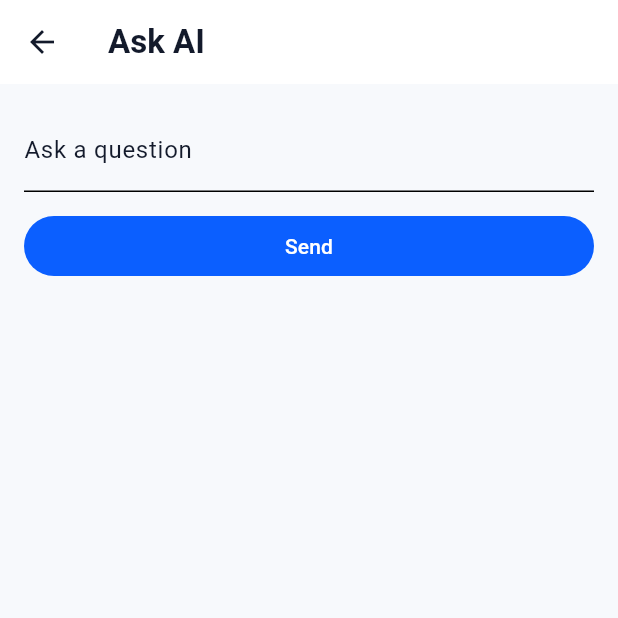
After one commit to sarayuth369/hwc, a Flutter app: the AiChatScreen screen opened directly, after a tap on "Send", on a phone screen of 412 x 824 dp, the top half of it. The commit adds this screen. Run offline on Flutter 3.47's test engine with Material 3 defaults, Android fonts, the phone set to English and light mode, and no system bars; our stand-ins replace sentry_flutter, shared_preferences, supabase_flutter; missing offline and left inert: posthog_flutter; accounts and stored records are empty.

Commit message:
Wire AI chat to the production Cloudflare Worker (Phase 2)
Connects the existing AiRepository/HttpAiRepository seam to the deployed
bkknex-worker via Authorization: Bearer <Supabase access token> — never a
server secret. Adds typed AiChatFailure (auth/network/provider) with
plain-language messages, timeout + error handling in HttpAiRepository, and
a minimal AiChatScreen (loading state, safety-flag notice, retry) reachable
from Home. No changes to Supabase schema or the Worker.

```diff
--- a/lib/data/supabase/current_user_service_impl.dart
+++ b/lib/data/supabase/current_user_service_impl.dart
@@ -8,4 +8,7 @@ class CurrentUserServiceImpl implements CurrentUserService {
 
   @override
   String? get currentUserId => _client.auth.currentUser?.id;
+
+  @override
+  String? get accessToken => _client.auth.currentSession?.accessToken;
 }
--- /dev/null
+++ b/lib/domain/models/ai_chat_failure.dart
@@ -0,0 +1,23 @@
+/// Typed AI-chat failures with plain-language messages, so the UI never has
+/// to parse strings or guess at server error codes to decide what to show.
+sealed class AiChatFailure {
+  const AiChatFailure(this.message);
+
+  final String message;
+}
+
+class AiAuthFailure extends AiChatFailure {
+  const AiAuthFailure([super.message = 'Please sign in again to use AI chat.']);
+}
+
+class AiNetworkFailure extends AiChatFailure {
+  const AiNetworkFailure([
+    super.message = 'Could not reach AI. Check your connection and try again.',
+  ]);
+}
+
+class AiProviderFailure extends AiChatFailure {
+  const AiProviderFailure([
+    super.message = 'AI is unavailable right now. Try again in a moment.',
+  ]);
+}
--- a/lib/domain/repositories/current_user_service.dart
+++ b/lib/domain/repositories/current_user_service.dart
@@ -1,3 +1,8 @@
 abstract class CurrentUserService {
   String? get currentUserId;
+
+  /// The signed-in user's Supabase access token, for the `Authorization:
+  /// Bearer` header on Worker calls. Never a server-side secret — this is
+  /// the user's own short-lived session token.
+  String? get accessToken;
 }
--- /dev/null
+++ b/lib/presentation/screens/ai_chat/ai_chat_screen.dart
@@ -0,0 +1,154 @@
+import 'package:flutter/material.dart';
+import 'package:provider/provider.dart';
+
+import '../../../domain/models/ai_chat_failure.dart';
+import '../../../domain/repositories/ai_repository.dart';
+import '../../../domain/repositories/current_user_service.dart';
+import '../../../domain/repositories/profile_repository.dart';
+
+/// A calm, single-question AI chat entry point (contract 1: the client only
+/// ever calls the Worker's documented `/api/ai/chat` route and relays what
+/// it returns — no safety logic, diagnosis, or prescribing happens here).
+class AiChatScreen extends StatefulWidget {
+  const AiChatScreen({super.key});
+
+  @override
+  State<AiChatScreen> createState() => _AiChatScreenState();
+}
+
+class _AiChatScreenState extends State<AiChatScreen> {
+  final _controller = TextEditingController();
+  bool _isLoading = false;
+  String? _reply;
+  bool _requiresProfessionalCare = false;
+  AiChatFailure? _failure;
+  String? _lastMessage;
+  String? _conversationId;
+
+  @override
+  void dispose() {
+    _controller.dispose();
+    super.dispose();
+  }
+
+  Future<Map<String, dynamic>> _buildHealthContext(
+    ProfileRepository profileRepository,
+  ) async {
+    final profile = await profileRepository.fetchProfile();
+    final dateOfBirth = profile?.dateOfBirth;
+    if (dateOfBirth == null) return {};
+    final now = DateTime.now();
+    var age = now.year - dateOfBirth.year;
+    final hasHadBirthdayThisYear = now.month > dateOfBirth.month ||
+        (now.month == dateOfBirth.month && now.day >= dateOfBirth.day);
+    if (!hasHadBirthdayThisYear) age -= 1;
+    return {'age': age};
+  }
+
+  Future<void> _send([String? message]) async {
+    final text = message ?? _controller.text.trim();
+    if (text.isEmpty) return;
+
+    final profileRepository = context.read<ProfileRepository>();
+    final aiRepository = context.read<AiRepository>();
+
+    setState(() {
+      _isLoading = true;
+      _failure = null;
+      _lastMessage = text;
+    });
+
+    try {
+      final healthContext = await _buildHealthContext(profileRepository);
+      final response = await aiRepository.chat({
+        if (_conversationId != null) 'conversationId': _conversationId,
+        'message': text,
+        'healthContext': healthContext,
+      });
+      if (!mounted) return;
+      final safetyFlag = response['safetyFlag'] as Map<String, dynamic>?;
+      setState(() {
+        _reply = response['reply'] as String?;
+        _conversationId = response['conversationId'] as String?;
+        _requiresProfessionalCare =
+            safetyFlag?['requiresProfessionalCare'] == true;
+        _controller.clear();
+      });
+    } on AiChatFailure catch (failure) {
+      if (!mounted) return;
+      setState(() => _failure = failure);
+    } finally {
+      if (mounted) setState(() => _isLoading = false);
+    }
+  }
+
+  @override
+  Widget build(BuildContext context) {
+    final userId = context.read<CurrentUserService>().currentUserId;
+
+    return Scaffold(
+      appBar: AppBar(title: const Text('Ask AI')),
+      body: Padding(
+        padding: const EdgeInsets.all(16),
+        child: userId == null
+            ? const Text(
+                'Sign in to use AI chat.',
+                key: Key('aiChatSignInMessage'),
+              )
+            : Column(
+                crossAxisAlignment: CrossAxisAlignment.stretch,
+                children: [
+                  if (_reply != null) ...[
+                    Text(_reply!, key: const Key('aiChatReply')),
+                    if (_requiresProfessionalCare) ...[
+                      const SizedBox(height: 12),
+                      const Text(
+                        'This may need a healthcare professional. '
+                        'Please consider talking to one.',
+                        key: Key('aiChatProfessionalCareNotice'),
+                      ),
+                    ],
+                    const SizedBox(height: 16),
+                  ],
+                  if (_failure != null) ...[
+                    Text(
+                      _failure!.message,
+                      key: const Key('aiChatErrorMessage'),
+                    ),
+                    const SizedBox(height: 8),
+                    OutlinedButton(
+                      key: const Key('aiChatRetryButton'),
+                      onPressed: _lastMessage == null
+                          ? null
+                          : () => _send(_lastMessage),
+                      child: const Text('Try again'),
+                    ),
+                    const SizedBox(height: 16),
+                  ],
+                  TextField(
+                    key: const Key('aiChatInput'),
+                    controller: _controller,
+                    enabled: !_isLoading,
+                    decoration: const InputDecoration(
+                      labelText: 'Ask a question',
+                    ),
+                    onSubmitted: (_) => _send(),
+                  ),
+                  const SizedBox(height: 12),
+                  FilledButton(
+                    key: const Key('aiChatSendButton'),
+                    onPressed: _isLoading ? null : () => _send(),
+                    child: _isLoading
+                        ? const SizedBox(
+                            height: 20,
+                            width: 20,
+                            child: CircularProgressIndicator(strokeWidth: 2),
+                          )
+                        : const Text('Send'),
+                  ),
+                ],
+              ),
+      ),
+    );
+  }
+}
```
Also changed, not shown: lib/data/ai/http_ai_repository.dart (+48 -7 lines), lib/presentation/app_providers.dart (+8 -2 lines), lib/presentation/screens/home/home_screen.dart (+9 -0 lines), 3 other files.
